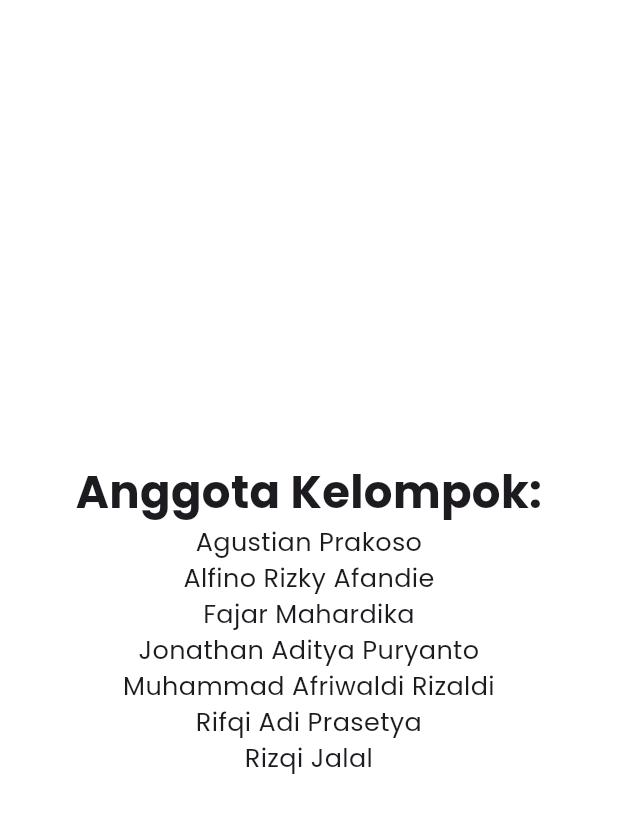
After one commit to Jonathan2511/grocery-app, a Flutter app: the AboutUs screen opened directly, on a phone screen of 412 x 824 dp. The commit adds this screen. Shown: the top 813 px of the screen. Run offline on Flutter 3.47's test engine with Material 3 defaults, Android fonts, the phone set to English and light mode, and no system bars; our stand-ins replace badges, cached_network_image, carousel_slider, flutter_easyloading, flutter_snake_navigationbar, get and 4 more; accounts and stored records are empty; network calls fail.

Commit message:
Add Cart Screen & Minor Changes

```diff
--- a/lib/view/account/auth/sign_up_screen.dart
+++ b/lib/view/account/auth/sign_up_screen.dart
@@ -1,3 +1,5 @@
+// ignore_for_file: no_leading_underscores_for_local_identifiers, prefer_interpolation_to_compose_strings
+
 import 'package:flutter/material.dart';
 import 'package:my_grocery/controller/controllers.dart';
 import 'package:my_grocery/extention/string_extention.dart';
--- /dev/null
+++ b/lib/view/account/component/about_us.dart
@@ -0,0 +1,28 @@
+import 'package:flutter/material.dart';
+
+class AboutUs extends StatelessWidget {
+  const AboutUs({super.key});
+
+  @override
+  Widget build(BuildContext context) {
+    return const Scaffold(
+      body: Center(
+          child: Column(
+        crossAxisAlignment: CrossAxisAlignment.center,
+        mainAxisAlignment: MainAxisAlignment.center,
+        children: [
+          Text(
+            "Anggota Kelompok:",
+            textAlign: TextAlign.center,
+            style: TextStyle(fontWeight: FontWeight.bold, fontSize: 30),
+          ),
+          Text(
+            "Agustian Prakoso\nAlfino Rizky Afandie\nFajar Mahardika\nJonathan Aditya Puryanto\nMuhammad Afriwaldi Rizaldi\nRifqi Adi Prasetya\nRizqi Jalal",
+            style: TextStyle(fontSize: 17),
+            textAlign: TextAlign.center,
+          )
+        ],
+      )),
+    );
+  }
+}
--- a/lib/view/dashboard/dashboard_screen.dart
+++ b/lib/view/dashboard/dashboard_screen.dart
@@ -31,10 +31,7 @@ class DashboardScreen extends StatelessWidget {
         bottomNavigationBar: Container(
           decoration: BoxDecoration(
             color: Colors.white,
-            border: Border(
-                top: BorderSide(
-                    color: Theme.of(context).colorScheme.secondary,
-                    width: 0.7)),
+            border: Border(top: BorderSide(color: Colors.black54, width: 0.7)),
           ),
           child: SnakeNavigationBar.color(
               behaviour: SnakeBarBehaviour.floating,
--- a/lib/view/home/components/popular_product/popular_product_card.dart
+++ b/lib/view/home/components/popular_product/popular_product_card.dart
@@ -41,8 +41,7 @@ class PopularProductCard extends StatelessWidget {
                 ),
               ),
               const SizedBox(height: 10),
-              Padding(
-                padding: const EdgeInsets.only(left: 10, bottom: 10),
+              Center(
                 child: Text(
                   product.name,
                   style: const TextStyle(color: Colors.black, fontSize: 14),
--- a/lib/view/product/components/product_card.dart
+++ b/lib/view/product/components/product_card.dart
@@ -55,7 +55,7 @@ class ProductCard extends StatelessWidget {
                   ),
                 )),
               ),
-              const SizedBox(height: 20),
+              const SizedBox(height: 15),
               Flexible(
                 flex: 2,
                 child: Column(
@@ -65,11 +65,11 @@ class ProductCard extends StatelessWidget {
                       Text(
                         product.name,
                         style: TextStyle(
-                            fontSize: 15,
+                            fontSize: 15.3,
                             fontWeight: FontWeight.bold,
                             color: Theme.of(context).primaryColor),
                       ),
-                      const SizedBox(height: 4),
+                      const SizedBox(height: 3),
                       Text(
                         'Rp ${product.tags?.first.price.toStringAsFixed(0)}',
                         style:
```
Also changed, not shown: lib/component/main_header.dart (+18 -4 lines), lib/view/account/account_screen.dart (+23 -4 lines), lib/view/account/auth/sign_in_screen.dart (+0 -12 lines), lib/view/cart/cart.dart (added, +49 -0 lines), lib/view/home/components/section_title.dart (+13 -3 lines), lib/view/product_details/product_details_screen.dart (+16 -4 lines).
